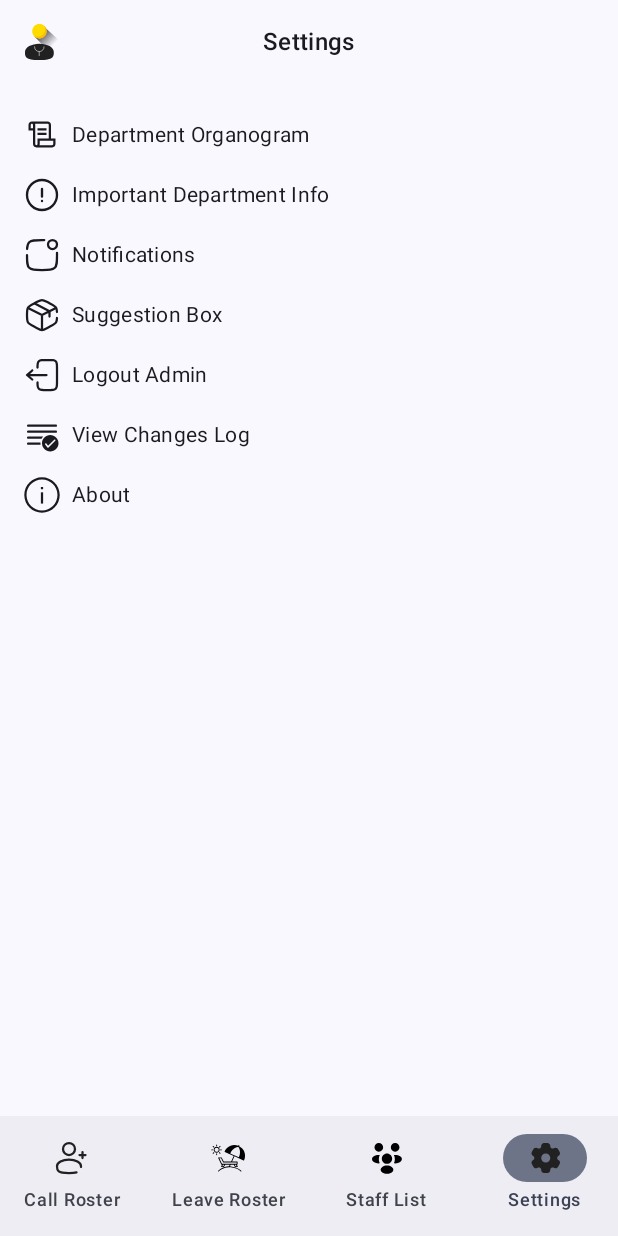
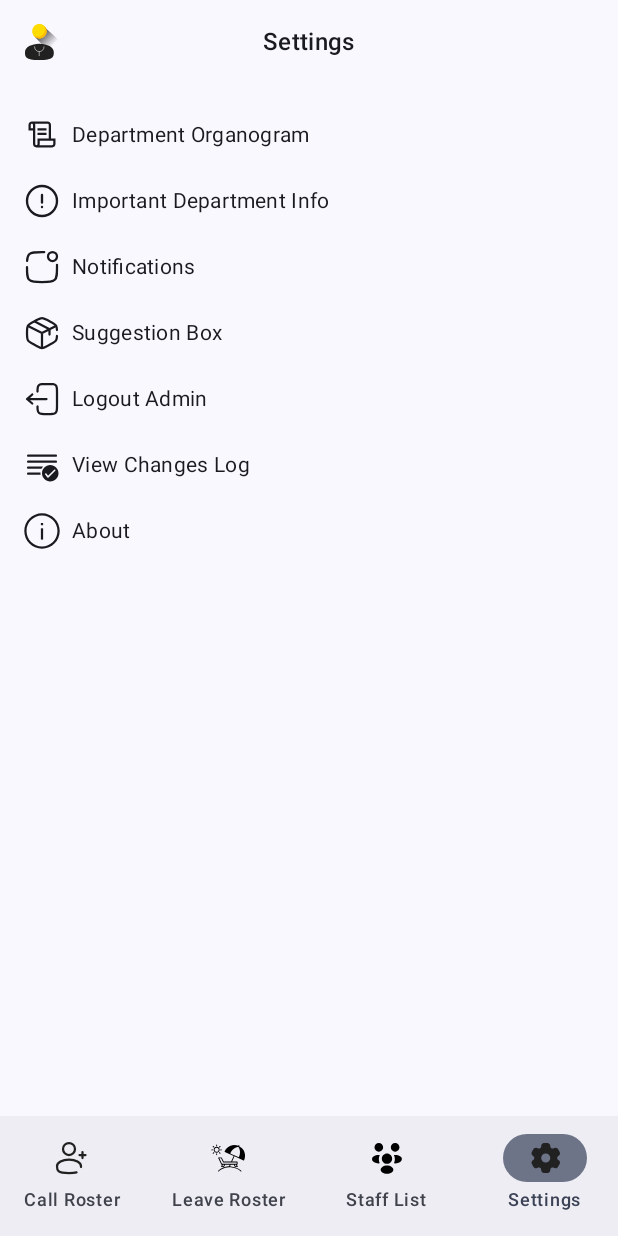
Before and after one commit to BodaDayo/Roster, an Android app built with Jetpack Compose: the SettingsScreen screen opened through its navigation route, on a phone screen of 412 x 824 dp. Run offline under Robolectric (Android 15) with nearby library versions, the phone set to English and light mode, and no system bars; 1 statement that could not run was skipped.

Commit message:
visual edit

```diff
--- a/app/src/main/java/com/rgbstudios/roster/ui/SettingsScreen.kt
+++ b/app/src/main/java/com/rgbstudios/roster/ui/SettingsScreen.kt
@@ -27,7 +27,7 @@ fun SettingsScreen(rosterViewModel: RosterViewModel) {
         modifier = Modifier
             .fillMaxSize()
             .padding(16.dp),
-        verticalArrangement = Arrangement.spacedBy(4.dp),
+        verticalArrangement = Arrangement.spacedBy(8.dp),
     ) {
 
         item {
```
